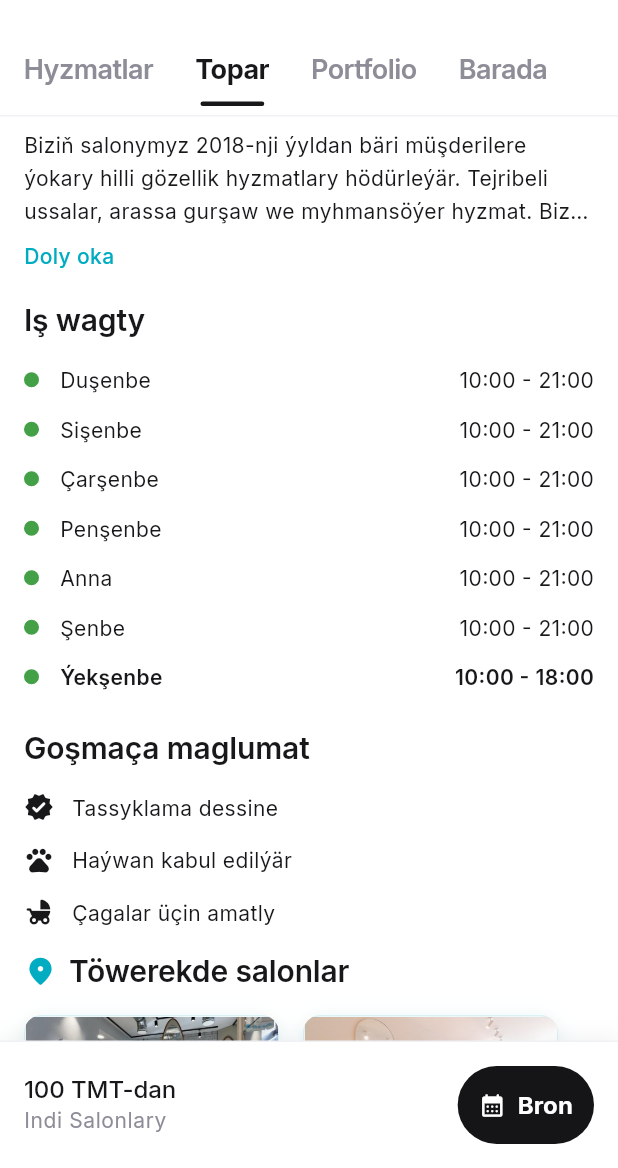
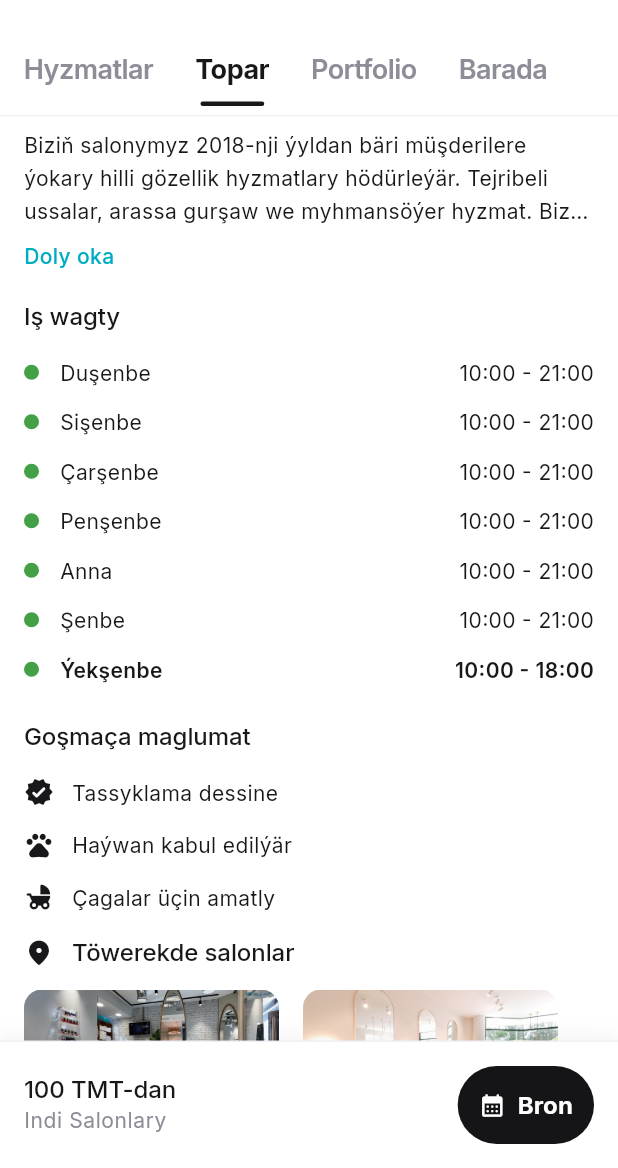
Before and after one commit to pllp070809-max/Parla, a Flutter app: the SalonDetailScreen screen opened directly with empty values, scrolled down 1728 dp, on a phone screen of 412 x 824 dp, the part 68-1236 px from its top. Run offline on Flutter 3.47's test engine with Material 3 defaults, Android fonts, the phone set to English and light mode, and no system bars; our stand-ins replace flutter_riverpod, google_fonts, shared_preferences; accounts and stored records are empty.

Commit message:
19.04 22:23
Made-with: Cursor

```diff
--- a/parla_app/lib/screens/salon_detail_screen.dart
+++ b/parla_app/lib/screens/salon_detail_screen.dart
@@ -5,6 +5,7 @@ import 'package:flutter/material.dart';
 import 'package:flutter/rendering.dart' show RenderAbstractViewport;
 import 'package:flutter/services.dart';
 import 'package:flutter_riverpod/flutter_riverpod.dart';
+import '../app_text_styles.dart';
 import '../providers/providers.dart';
 import '../app_radius.dart';
 import '../app_spacing.dart';
@@ -176,6 +177,15 @@ TextStyle? _detailSectionTitleStyle(TextTheme tt) {
   );
 }
 
+TextStyle? _detailSubsectionTitleStyle(TextTheme tt) {
+  return tt.titleMedium?.copyWith(
+    fontWeight: FontWeight.w500,
+    color: kTextPrimary,
+    letterSpacing: -0.05,
+    height: 1.3,
+  );
+}
+
 TextStyle? _detailRowTitleStyle(TextTheme tt) {
   return tt.titleMedium?.copyWith(
     fontWeight: FontWeight.w500,
@@ -1811,7 +1821,7 @@ class _AboutOpeningHoursFlat extends StatelessWidget {
         Text(
           'Iş wagty',
           key: const ValueKey('about-opening-hours-title'),
-          style: _detailSectionTitleStyle(tt),
+          style: _detailSubsectionTitleStyle(tt),
         ),
         const SizedBox(height: 16),
         ..._kOpeningHours.asMap().entries.map((entry) {
@@ -1871,7 +1881,7 @@ class _AboutAdditionalInfoFlat extends StatelessWidget {
         Text(
           'Goşmaça maglumat',
           key: const ValueKey('about-additional-info-title'),
-          style: _detailSectionTitleStyle(tt),
+          style: _detailSubsectionTitleStyle(tt),
         ),
         const SizedBox(height: 16),
         ..._kAdditionalInfo.asMap().entries.map((entry) {
@@ -1911,17 +1921,21 @@ class _NearbySalonsSection extends StatelessWidget {
   @override
   Widget build(BuildContext context) {
     final tt = Theme.of(context).textTheme;
+    final images = portfolioImages(currentSalon);
     return Column(
       crossAxisAlignment: CrossAxisAlignment.start,
       children: [
         Row(
           children: [
-            const Icon(Icons.location_on_rounded, size: 22, color: kPrimary),
-            const SizedBox(width: AppSpacing.s),
-            Text('Töwerekde salonlar', style: _detailSectionTitleStyle(tt)),
-          ],
-        ),
-        const SizedBox(height: AppSpacing.m),
+            const Icon(Icons.location_on_rounded, size: 20, color: kTextPrimary),
+            const SizedBox(width: 12),
+            Text(
+              'Töwerekde salonlar',
+              style: _detailSubsectionTitleStyle(tt),
+            ),
+          ],
+        ),
+        const SizedBox(height: 14),
         SizedBox(
           height: 140,
           child: ListView.separated(
@@ -1929,54 +1943,111 @@ class _NearbySalonsSection extends StatelessWidget {
             itemCount: 2,
             separatorBuilder: (_, __) => const SizedBox(width: AppSpacing.m),
             itemBuilder: (_, i) {
-              final images = portfolioImages(currentSalon);
               final imgIdx = (i + 1) % images.length;
-              return Container(
+              return _NearbySalonCard(
+                imagePath: images[imgIdx],
+                title: 'Ýakyndaky salon ${i + 1}',
+                distance: '${(1.1 + i * 0.4).toStringAsFixed(1)} km · mock',
+              );
+            },
+          ),
+        ),
+      ],
+    );
+  }
+}
+
+class _NearbySalonCard extends StatelessWidget {
+  final String imagePath;
+  final String title;
+  final String distance;
+
+  const _NearbySalonCard({
+    required this.imagePath,
+    required this.title,
+    required this.distance,
+  });
+
+  @override
+  Widget build(BuildContext context) {
+    final metaStyle = AppTextStyles.cardMeta.copyWith(
+      fontSize: 11.5,
+      color: kTextSecondary,
+    );
+    final radius = BorderRadius.circular(AppRadius.m);
+    return ClipRRect(
+      borderRadius: radius,
+      child: Material(
+        color: kCardBg,
+        child: SizedBox(
       width: 170,
-                decoration: BoxDecoration(
-                  color: kCardBg,
-                  borderRadius: BorderRadius.circular(AppRadius.m),
-                  border: Border.all(color: kStickerOutline),
-                  boxShadow: kStickerShadow,
-                ),
-                clipBehavior: Clip.antiAlias,
           child: Column(
             crossAxisAlignment: CrossAxisAlignment.start,
             children: [
               Expanded(
                 child: Image.asset(
-                        images[imgIdx],
+                  imagePath,
                   width: double.infinity,
                   fit: BoxFit.cover,
                   errorBuilder: (_, __, ___) => Container(
                     color: kSurfaceBg,
-                            child: const Icon(Icons.storefront_rounded)),
+                    alignment: Alignment.center,
+                    child: const Icon(
+                      Icons.storefront_rounded,
+                      color: kTextSecondary,
+                    ),
+                  ),
                 ),
               ),
               Padding(
-                      padding: const EdgeInsets.all(AppSpacing.s),
+                padding: const EdgeInsets.fromLTRB(
+                  AppSpacing.s,
+                  10,
+                  AppSpacing.s,
+                  AppSpacing.s,
+                ),
                 child: Column(
                   crossAxisAlignment: CrossAxisAlignment.start,
                   children: [
-                          Text('Ýakyndaky salon ${i + 1}',
-                              style: tt.labelSmall
-                                  ?.copyWith(fontWeight: FontWeight.w700),
+                    Text(
+                      title,
+                      style: AppTextStyles.cardTitle.copyWith(fontSize: 14),
                       maxLines: 1,
-                              overflow: TextOverflow.ellipsis),
-                          Text(
-                              '${(1.1 + i * 0.4).toStringAsFixed(1)} km · mock',
-                              style: tt.labelSmall
-                                  ?.copyWith(color: kTextTertiary)),
-                        ],
-                      ),
-                    ),
-                  ],
-                ),
-              );
-            },
-          ),
-        ),
-      ],
+                      overflow: TextOverflow.ellipsis,
+                    ),
+                    const SizedBox(height: 4),
+                    Row(
+                      children: [
+                        const Icon(Icons.star_rounded, size: 15, color: kStar),
+                        const SizedBox(width: 4),
+                        Text(
+                          _kMockRating.toStringAsFixed(1),
+                          style: metaStyle.copyWith(
+                            color: kTextPrimary,
+                            fontWeight: FontWeight.w600,
+                          ),
+                        ),
+                        Text(
+                          ' ($_kMockReviewCount)',
+                          style: metaStyle,
+                        ),
+                        Expanded(
+                          child: Text(
+                            ' • $distance',
+                            style: metaStyle,
+                            maxLines: 1,
+                            overflow: TextOverflow.ellipsis,
+                          ),
+                        ),
+                      ],
+                    ),
+                  ],
+                ),
+              ),
+            ],
+          ),
+        ),
+      ),
     );
   }
 }
```
Lines whose indentation alone changed are shown as unchanged.
